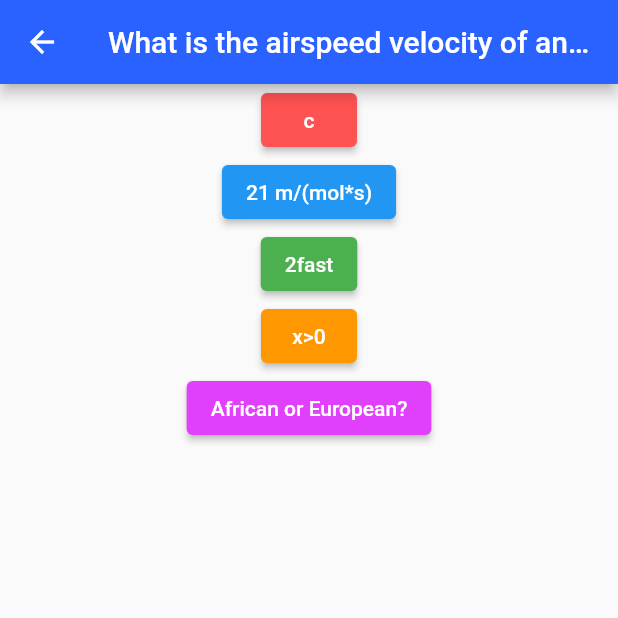
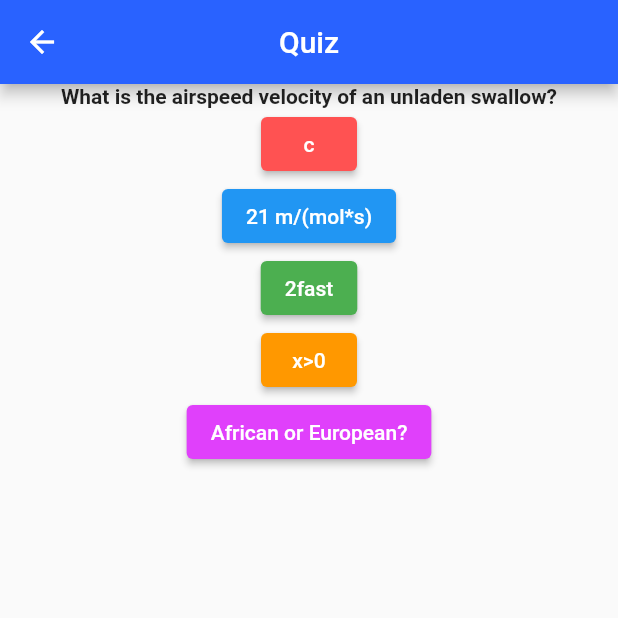
Before and after one commit to walk0858/Software-engineering-project, a Flutter app: the Quiz screen opened directly, after a tap on "Yes", on a phone screen of 412 x 824 dp, the top half of it. Run offline on Flutter 3.47's test engine with Material 2 defaults, Android fonts, the phone set to English and light mode, and no system bars; our stand-ins replace firebase_auth, firebase_core; missing offline and left inert: firebase_analytics_web, firebase_auth_web, firebase_core_web; accounts and stored records are empty.

Commit message:
Moved question text outside of appbar.

```diff
--- a/lib/Views/quiz_page.dart
+++ b/lib/Views/quiz_page.dart
@@ -32,7 +32,7 @@ class _QuizState extends State<Quiz> {
       questionWidget = Scaffold(
         appBar: AppBar(
           // display current quiz question
-          title: Text(question),
+          title: const Text("Quiz"),
           centerTitle: true,
           backgroundColor: Colors.blueAccent.shade700,
         ),
@@ -40,7 +40,9 @@ class _QuizState extends State<Quiz> {
         body: Center(
           child: Column(
             children: <Widget>[
-
+              Text(question,
+              style: const TextStyle(fontWeight: FontWeight.bold),
+              ),
               ElevatedButton(
                 child: Text(answers[0]),
                 style: ElevatedButton.styleFrom(
```
